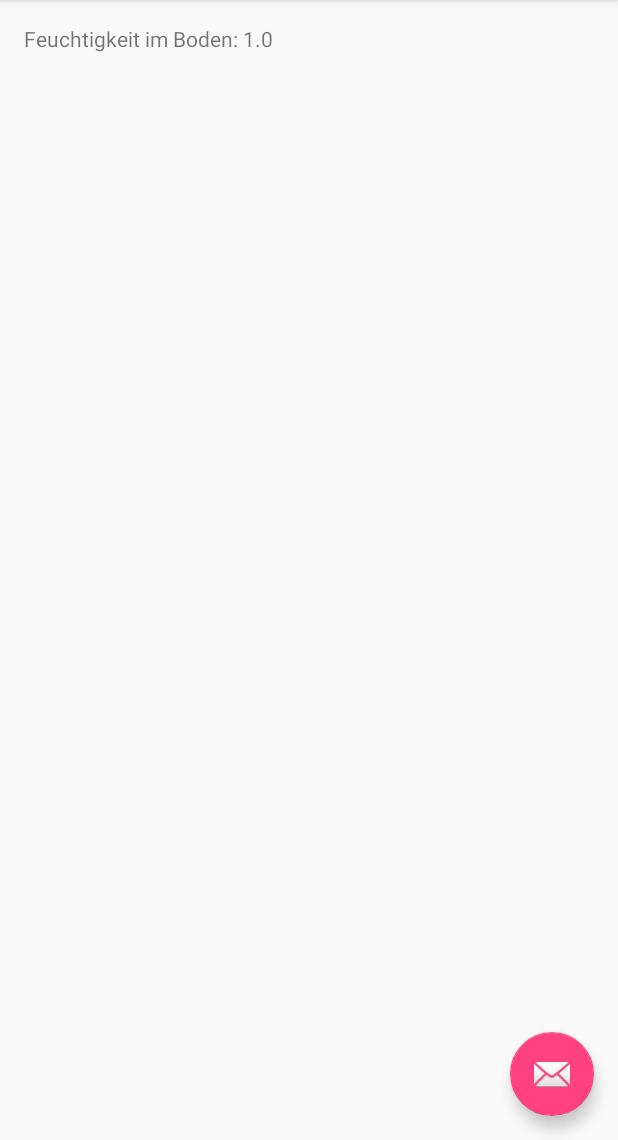
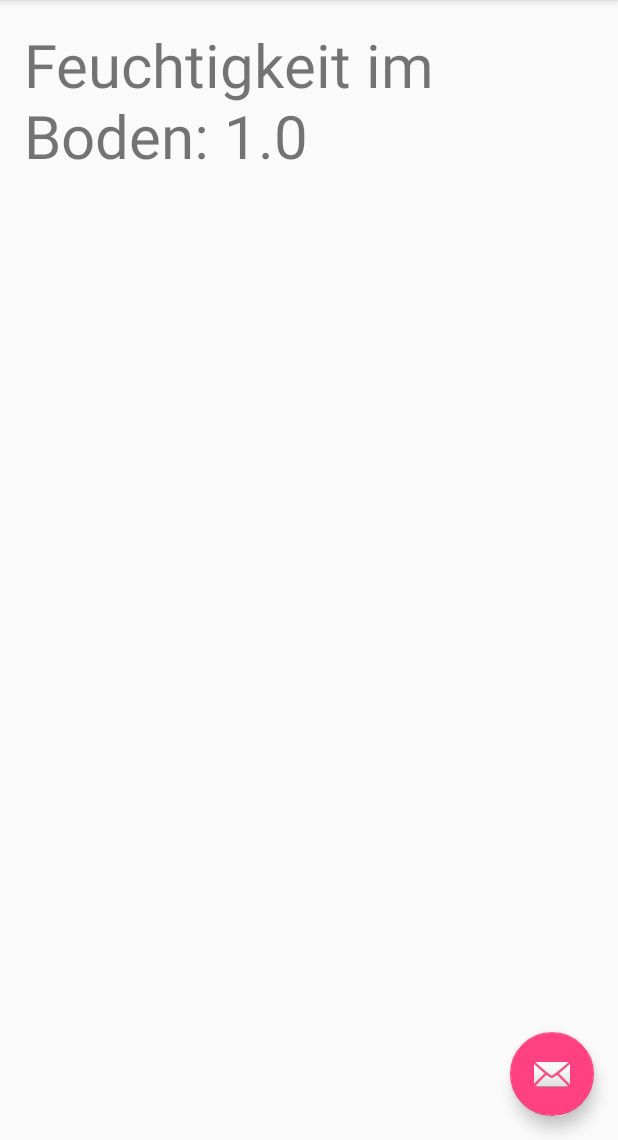
Before and after one commit to ahasenberger-tgm/MicroGreenNeu, an Android app: the screen it shows after launch (MainActivity), on a phone screen of 412 x 824 dp, the part 96-1236 px from its top. Run offline under Robolectric (Android 15) with nearby library versions, the phone set to English and light mode, and no system bars; libraries missing offline, so code that uses them is left out: junit.framework.

Commit message:
Schriftgröße angepasst

```diff
--- a/app/src/main/java/iot/microgreenneu/MainActivity.java
+++ b/app/src/main/java/iot/microgreenneu/MainActivity.java
@@ -125,6 +125,7 @@ public class MainActivity extends AppCompatActivity {
             try {
 
                 textView.setText(ausgabe[getArguments().getInt(ARG_SECTION_NUMBER)-1]+": "+Double.toString(1.0));/*sen.getSensorData(0)/*getString(R.string.section_format, (int) sen.getSensorData(0)*/
+                textView.setTextSize(40);
             } catch (Exception e) {
                 e.printStackTrace();
             }
```
